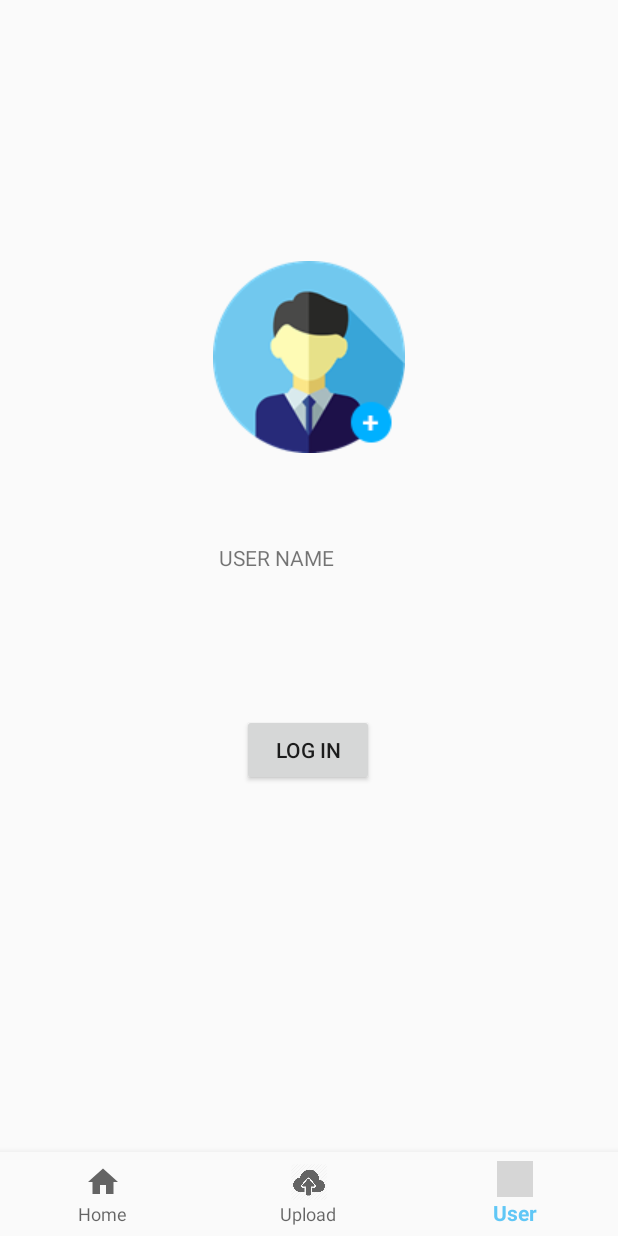
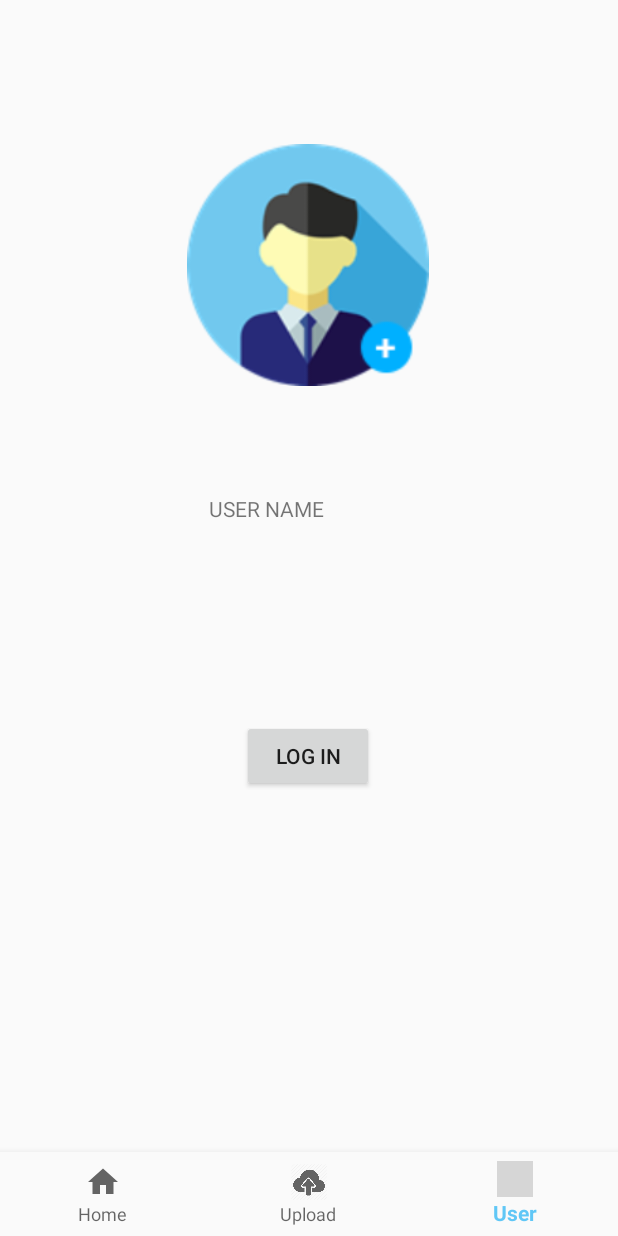
Before and after one commit to mayingming/Pandora-Box, an Android app: the screen it shows after launch (MainActivity), item 3 of the bottom bar chosen, on a phone screen of 412 x 824 dp. Run offline under Robolectric (Android 15) with nearby library versions, the phone set to English and light mode, and no system bars; our stand-ins replace Firebase (no records; nobody signed in at launch, a user with empty details on screens opened directly), navigation-ui; pictures from the network do not load; grey boxes are pictures that could not be loaded.

Commit message:
7th version

```diff
--- a/app/src/main/java/com/example/mobilepro/ui/notifications/NotificationsFragment.java
+++ b/app/src/main/java/com/example/mobilepro/ui/notifications/NotificationsFragment.java
@@ -30,6 +30,7 @@ public class NotificationsFragment extends Fragment {
     private TextView userName;
     private Object fragment;
     private URI userImageURL;
+    private Button logOut;
 
 
     private NotificationsViewModel notificationsViewModel;
@@ -52,21 +53,36 @@ public class NotificationsFragment extends Fragment {
         userbutton = (Button) getView().findViewById(R.id.userbutton);
         userphoto = (ImageView) getView().findViewById(R.id.userimage);
         userName = (TextView) getView().findViewById(R.id.userName);
+        logOut = (Button) getView().findViewById(R.id.logOutButton);
+
+        userbutton.setOnClickListener(new View.OnClickListener() {
+            @Override
+            public void onClick(View view) {
+                userbutton.setVisibility(View.INVISIBLE);
+                logOut.setVisibility(View.VISIBLE);
+                Intent intent = new Intent(getActivity(), LoginActivity.class);
+                startActivityForResult(intent, 3);
+            }
+        });
+
+        logOut.setOnClickListener(new View.OnClickListener() {
+            @Override
+            public void onClick(View view) {
+                FirebaseAuth.getInstance().signOut();
+                userbutton.setVisibility(View.VISIBLE);
+                logOut.setVisibility(View.INVISIBLE);
+                userName.setText("");
+                userphoto.setImageResource(R.drawable.userphoto);
+            }
+        });
 
         if (user != null){
             userName.setText(user.getEmail());
             Glide.with(this).load(user.getPhotoUrl()).into(userphoto);
-            View b = getView().findViewById(R.id.userbutton);
-            b.setVisibility(View.GONE);
+            userbutton.setVisibility(View.INVISIBLE);
         }
         else {
-            userbutton.setOnClickListener(new View.OnClickListener() {
-                @Override
-                public void onClick(View view) {
-                    Intent intent = new Intent(getActivity(), LoginActivity.class);
-                    startActivityForResult(intent, 3);
-                }
-            });
+            logOut.setVisibility(View.INVISIBLE);
         }
     }
 
--- a/app/src/main/res/layout/fragment_notifications.xml
+++ b/app/src/main/res/layout/fragment_notifications.xml
@@ -10,7 +10,7 @@
         android:id="@+id/userbutton"
         android:layout_width="wrap_content"
         android:layout_height="wrap_content"
-        android:layout_marginBottom="244dp"
+        android:layout_marginBottom="240dp"
         android:text="log in"
         app:layout_constraintBottom_toBottomOf="parent"
         app:layout_constraintEnd_toEndOf="parent"
@@ -19,21 +19,34 @@
 
     <ImageView
         android:id="@+id/userimage"
-        android:layout_width="wrap_content"
-        android:layout_height="wrap_content"
-        app:layout_constraintBottom_toTopOf="@+id/userbutton"
+        android:layout_width="165dp"
+        android:layout_height="161dp"
+        android:layout_marginTop="96dp"
         app:layout_constraintEnd_toEndOf="parent"
+        app:layout_constraintHorizontal_bias="0.498"
         app:layout_constraintStart_toStartOf="parent"
         app:layout_constraintTop_toTopOf="parent"
         app:srcCompat="@drawable/userphoto" />
 
     <TextView
         android:id="@+id/userName"
-        android:layout_width="120dp"
-        android:layout_height="40dp"
-        android:layout_marginBottom="74dp"
+        android:layout_width="132dp"
+        android:layout_height="48dp"
+        android:layout_marginTop="72dp"
         android:text="USER NAME"
-        app:layout_constraintBottom_toTopOf="@+id/userbutton"
         app:layout_constraintEnd_toEndOf="parent"
+        app:layout_constraintHorizontal_bias="0.498"
+        app:layout_constraintStart_toStartOf="parent"
+        app:layout_constraintTop_toBottomOf="@+id/userimage" />
+
+    <Button
+        android:id="@+id/logOutButton"
+        android:layout_width="wrap_content"
+        android:layout_height="wrap_content"
+        android:layout_marginBottom="156dp"
+        android:text="LOG OUT"
+        app:layout_constraintBottom_toBottomOf="parent"
+        app:layout_constraintEnd_toEndOf="parent"
+        app:layout_constraintHorizontal_bias="0.498"
         app:layout_constraintStart_toStartOf="parent" />
 </androidx.constraintlayout.widget.ConstraintLayout>
```
Also changed, not shown: app/src/main/java/com/example/mobilepro/ui/home/SomeActivity.java (+22 -1 lines), app/src/main/res/layout/item_main.xml (+5 -3 lines).
